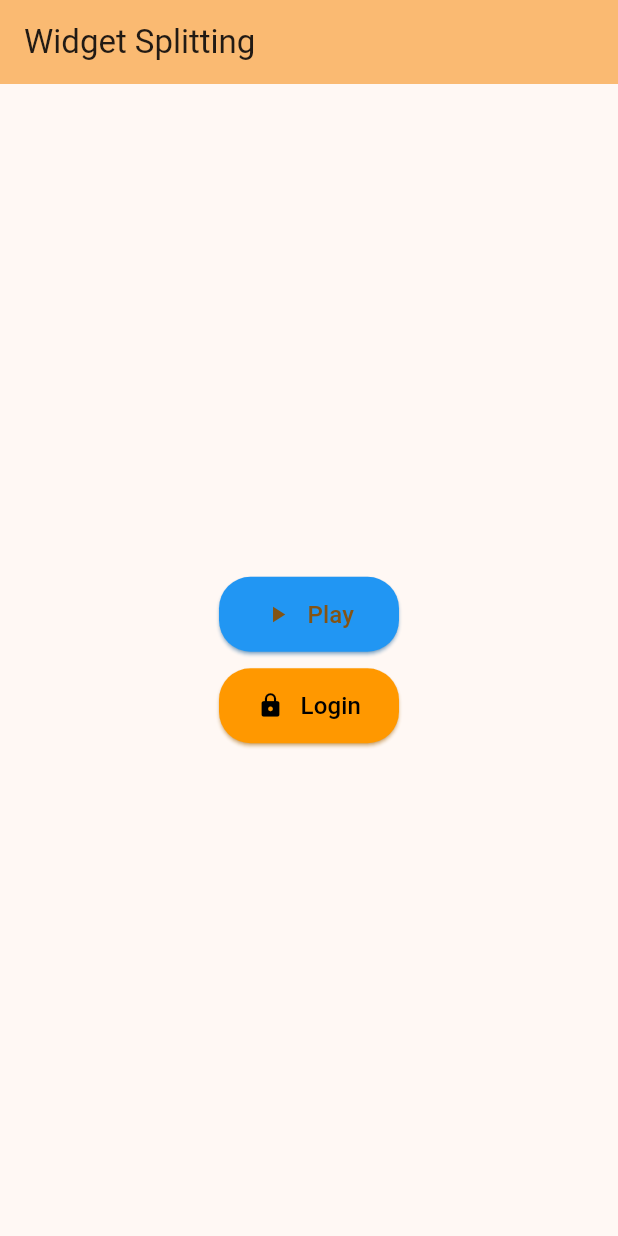
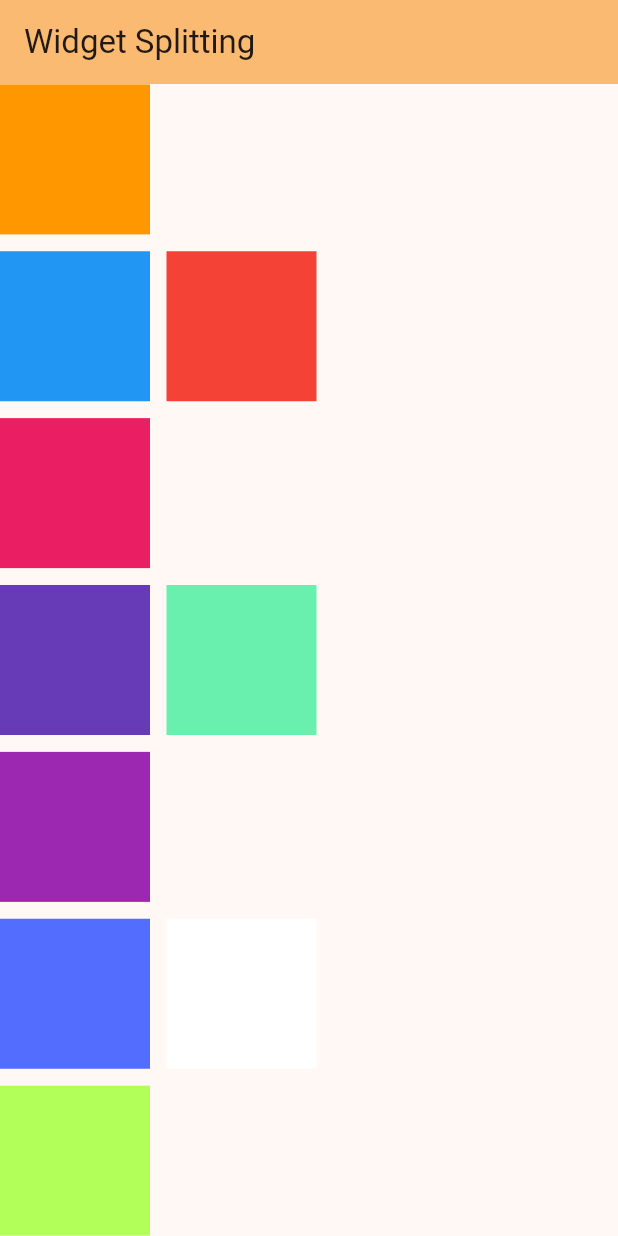
Before and after one commit to akashm936/practiceapp2, a Flutter app: the screen it shows after launch, on a phone screen of 412 x 824 dp. Run offline on Flutter 3.47's test engine with Material 3 defaults, Android fonts, the phone set to English and light mode, and no system bars.

Commit message:
New Widget are Applied into the app Wrap Widget are applied

```diff
--- a/lib/main.dart
+++ b/lib/main.dart
@@ -51,7 +51,7 @@ class _MyHomePageState extends State<MyHomePage> {
       Colors.purple,
       Colors.indigoAccent,
       Colors.lightGreenAccent,
-      // Colors.red,
+      Colors.red,
       Colors.greenAccent,
       Colors.white,
     ];
@@ -61,48 +61,114 @@ class _MyHomePageState extends State<MyHomePage> {
         backgroundColor: Theme.of(context).colorScheme.inversePrimary,
         title: Text(widget.title),
       ),
-      body: Center(
-        child: Column(
-          mainAxisAlignment: MainAxisAlignment.center,
+      body: Container(
+        width: double.infinity,
+        height: double.infinity,
+        child: Wrap(
+          direction: Axis.vertical,
+          spacing: 11,
+          runSpacing: 11,
+          alignment: WrapAlignment.spaceEvenly,
           children: [
             Container(
-              width: 120,
-              height: 50,
-              child: RoundedButton(
-                btnText: "Play",
-                icon: Icon(Icons.play_arrow),
-                callback: () {
-                  print("Play!!!");
-                },
-                textStyle: TextStyle(fontSize: 16),
-              ),
+              width: 100,
+              height: 100,
+              color: arrColors[0],
             ),
             Container(
-              height: 11,
+              width: 100,
+              height: 100,
+              color: arrColors[1],
             ),
             Container(
-              width: 120,
-              height: 50,
-              child: RoundedButton(
-                btnText: "Login",
-                icon: Icon(Icons.lock,color: Colors.black,),
-                callback: () {
-                  print("Login In");
-                },
-                textStyle: TextStyle(fontSize: 16,color: Colors.black),
-                bgcolor: Colors.orange,
-              ),
+              width: 100,
+              height: 100,
+              color: arrColors[2],
+            ),
+            Container(
+              width: 100,
+              height: 100,
+              color: arrColors[3],
+            ),
+            Container(
+              width: 100,
+              height: 100,
+              color: arrColors[4],
+            ),
+            Container(
+              width: 100,
+              height: 100,
+              color: arrColors[5],
+            ),
+            Container(
+              width: 100,
+              height: 100,
+              color: arrColors[6],
+            ),
+            Container(
+              width: 100,
+              height: 100,
+              color: arrColors[7],
+            ),
+            Container(
+              width: 100,
+              height: 100,
+              color: arrColors[8],
+            ),
+            Container(
+              width: 100,
+              height: 100,
+              color: arrColors[9],
             )
-
-
           ],
         ),
       ),
-
       // This trailing comma makes auto-formatting nicer for build methods.
     );
   }
 }
+
+
+
+// Custom Widget Code
+
+// Center(
+//         child: Column(
+//           mainAxisAlignment: MainAxisAlignment.center,
+//           children: [
+//             Container(
+//               width: 120,
+//               height: 50,
+//               child: RoundedButton(
+//                 btnText: "Play",
+//                 icon: Icon(Icons.play_arrow),
+//                 callback: () {
+//                   print("Play!!!");
+//                 },
+//                 textStyle: TextStyle(fontSize: 16),
+//               ),
+//             ),
+//             Container(
+//               height: 11,
+//             ),
+//             Container(
+//               width: 120,
+//               height: 50,
+//               child: RoundedButton(
+//                 btnText: "Login",
+//                 icon: Icon(Icons.lock,color: Colors.black,),
+//                 callback: () {
+//                   print("Login In");
+//                 },
+//                 textStyle: TextStyle(fontSize: 16,color: Colors.black),
+//                 bgcolor: Colors.orange,
+//               ),
+//             )
+//
+//
+//           ],
+//         ),
+//       ),
 
 // Widget Splitting
 
```
